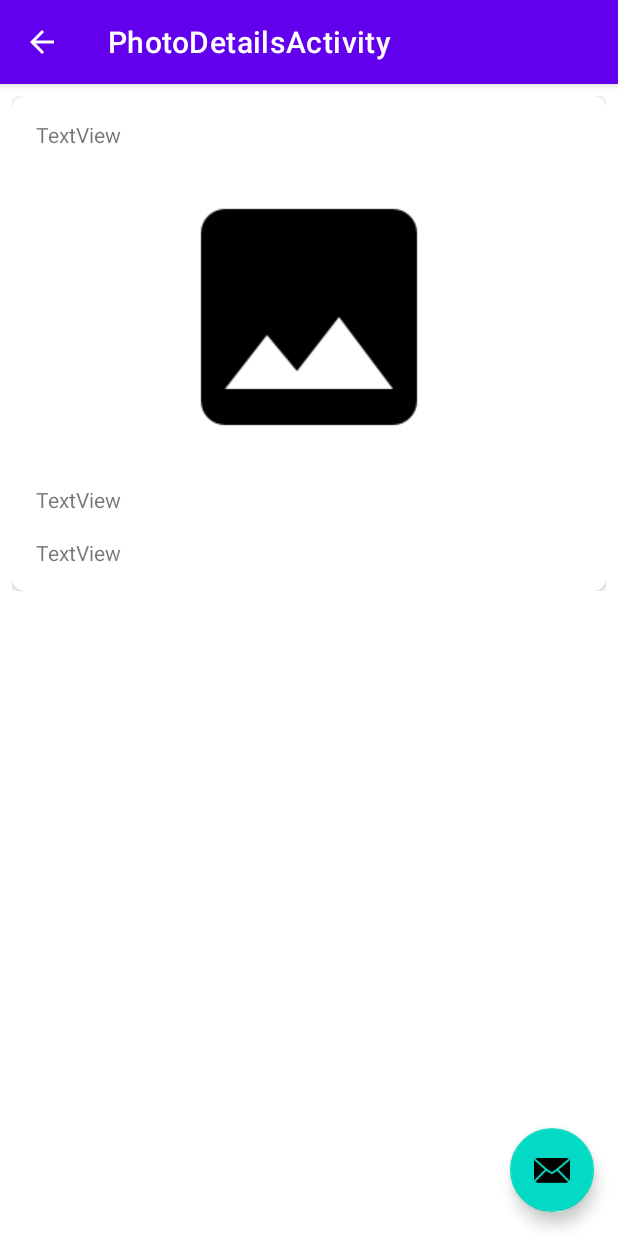
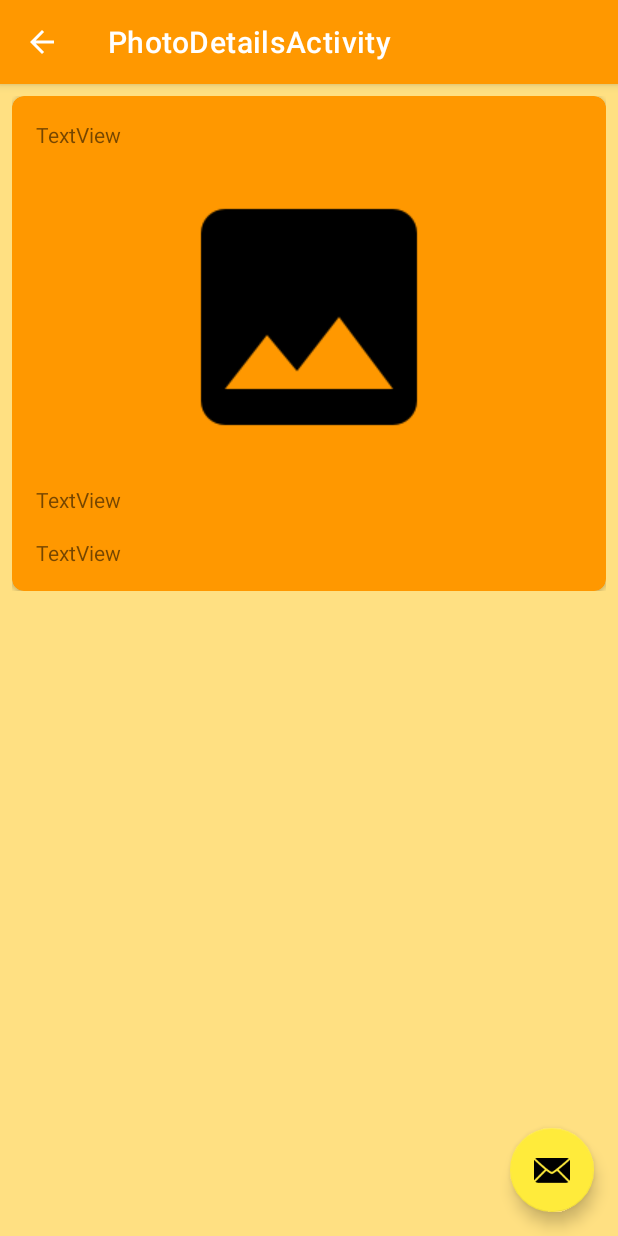
Before and after one commit to JacksonMonteiro/android_flickerbrowser_app, an Android app: the PhotoDetailsActivity screen opened directly, with no data from a screen before it, on a phone screen of 412 x 824 dp. Run offline under Robolectric (Android 15) with nearby library versions, the phone set to English and light mode, and no system bars; our stand-ins replace Picasso; pictures from the network do not load; 5 statements that could not run were skipped.

Commit message:
Customizing theme

```diff
--- a/app/src/main/AndroidManifest.xml
+++ b/app/src/main/AndroidManifest.xml
@@ -12,13 +12,12 @@
         android:label="@string/app_name"
         android:roundIcon="@mipmap/ic_launcher_round"
         android:supportsRtl="true"
-        android:theme="@style/Theme.FlickerBrowser"
+        android:theme="@style/Theme.FlickerBrowser.NoActionBar"
         tools:targetApi="31">
         <activity
             android:name=".PhotoDetailsActivity"
             android:exported="false"
             android:label="@string/title_activity_photo_details"
-            android:theme="@style/Theme.FlickerBrowser.NoActionBar"
             android:parentActivityName=".MainActivity">
 
             <meta-data
@@ -30,7 +29,6 @@
             android:name=".SearchActivity"
             android:exported="false"
             android:label="@string/title_activity_search"
-            android:theme="@style/Theme.FlickerBrowser.NoActionBar"
             android:parentActivityName=".MainActivity">
             <meta-data
                 android:name="android.app.lib_name"
--- a/app/src/main/res/values-night/themes.xml
+++ b/app/src/main/res/values-night/themes.xml
@@ -1,18 +1,30 @@
 <resources xmlns:tools="http://schemas.android.com/tools">
+    <color name="primary">#FFFF9800</color>
+    <color name="primary_dark">#FFF57C00</color>
+    <color name="primary_light">#FFFFE082</color>
+    <color name="accent">#FFEB3B</color>
+    <color name="primary_text">#FF212121</color>
+    <color name="secondary_text">#FF212121</color>
+    <color name="icons">#FF757575</color>
+    <color name="divider">#FFBDBDBD</color>
+
     <!-- Base application theme. -->
     <style name="Theme.FlickerBrowser" parent="Theme.MaterialComponents.DayNight.DarkActionBar">
         <!-- Primary brand color. -->
-        <item name="colorPrimary">@color/purple_200</item>
-        <item name="colorPrimaryVariant">@color/purple_700</item>
-        <item name="colorOnPrimary">@color/black</item>
-        <!-- Secondary brand color. -->
-        <item name="colorSecondary">@color/teal_200</item>
-        <item name="colorSecondaryVariant">@color/teal_200</item>
-        <item name="colorOnSecondary">@color/black</item>
+        <item name="colorPrimary">@color/primary</item>
+        <item name="colorPrimaryDark">@color/primary_dark</item>
+        <item name="colorAccent">@color/accent</item>
+
         <!-- Status bar color. -->
-        <item name="android:statusBarColor">?attr/colorPrimaryVariant</item>
+        <item name="android:statusBarColor">@color/primary</item>
+
         <!-- Customize your theme here. -->
         <item name="windowActionBar">false</item>
         <item name="windowNoTitle">true</item>
+
+        <item name="android:textColorSecondary">@color/secondary_text</item>
+        <item name="android:icon">@color/icons</item>
+        <item name="android:windowBackground">@color/primary_light</item>
+        <item name="cardBackgroundColor">@color/primary</item>
     </style>
 </resources>
--- /dev/null
+++ b/app/src/main/res/values-v23/theme.xml
@@ -0,0 +1,8 @@
+<?xml version="1.0" encoding="utf-8"?>
+<resources>
+    <style name="Theme.FlickerBrowser.NoActionBar">
+        <item name="windowActionBar">false</item>
+        <item name="windowNoTitle">true</item>
+        <item name="android:colorBackgroundFloating">@color/primary</item>
+    </style>
+</resources>
--- a/app/src/main/res/values/colors.xml
+++ b/app/src/main/res/values/colors.xml
@@ -1,10 +1,11 @@
 <?xml version="1.0" encoding="utf-8"?>
 <resources>
-    <color name="purple_200">#FFBB86FC</color>
-    <color name="purple_500">#FF6200EE</color>
-    <color name="purple_700">#FF3700B3</color>
-    <color name="teal_200">#FF03DAC5</color>
-    <color name="teal_700">#FF018786</color>
-    <color name="black">#FF000000</color>
-    <color name="white">#FFFFFFFF</color>
+    <color name="primary">#FFFF9800</color>
+    <color name="primary_dark">#FFF57C00</color>
+    <color name="primary_light">#FFFFE082</color>
+    <color name="accent">#FFEB3B</color>
+    <color name="primary_text">#FF212121</color>
+    <color name="secondary_text">#FF212121</color>
+    <color name="icons">#FF757575</color>
+    <color name="divider">#FFBDBDBD</color>
 </resources>
--- a/app/src/main/res/values/themes.xml
+++ b/app/src/main/res/values/themes.xml
@@ -2,18 +2,19 @@
     <!-- Base application theme. -->
     <style name="Theme.FlickerBrowser" parent="Theme.MaterialComponents.DayNight.DarkActionBar">
         <!-- Primary brand color. -->
-        <item name="colorPrimary">@color/purple_500</item>
-        <item name="colorPrimaryVariant">@color/purple_700</item>
-        <item name="colorOnPrimary">@color/white</item>
-        <!-- Secondary brand color. -->
-        <item name="colorSecondary">@color/teal_200</item>
-        <item name="colorSecondaryVariant">@color/teal_700</item>
-        <item name="colorOnSecondary">@color/black</item>
+        <item name="colorPrimary">@color/primary</item>
+        <item name="colorPrimaryDark">@color/primary_dark</item>
+        <item name="colorAccent">@color/accent</item>
+        <item name="colorSecondary">@color/accent</item>
+
         <!-- Status bar color. -->
-        <item name="android:statusBarColor">?attr/colorPrimaryVariant</item>
+        <item name="android:statusBarColor">@color/primary</item>
+
         <!-- Customize your theme here. -->
-        <item name="windowActionBar">false</item>
-        <item name="windowNoTitle">true</item>
+        <item name="android:textColorSecondary">@color/secondary_text</item>
+        <item name="android:icon">@color/icons</item>
+        <item name="android:windowBackground">@color/primary_light</item>
+        <item name="cardBackgroundColor">@color/primary</item>
     </style>
 
     <style name="Theme.FlickerBrowser.NoActionBar">
```
